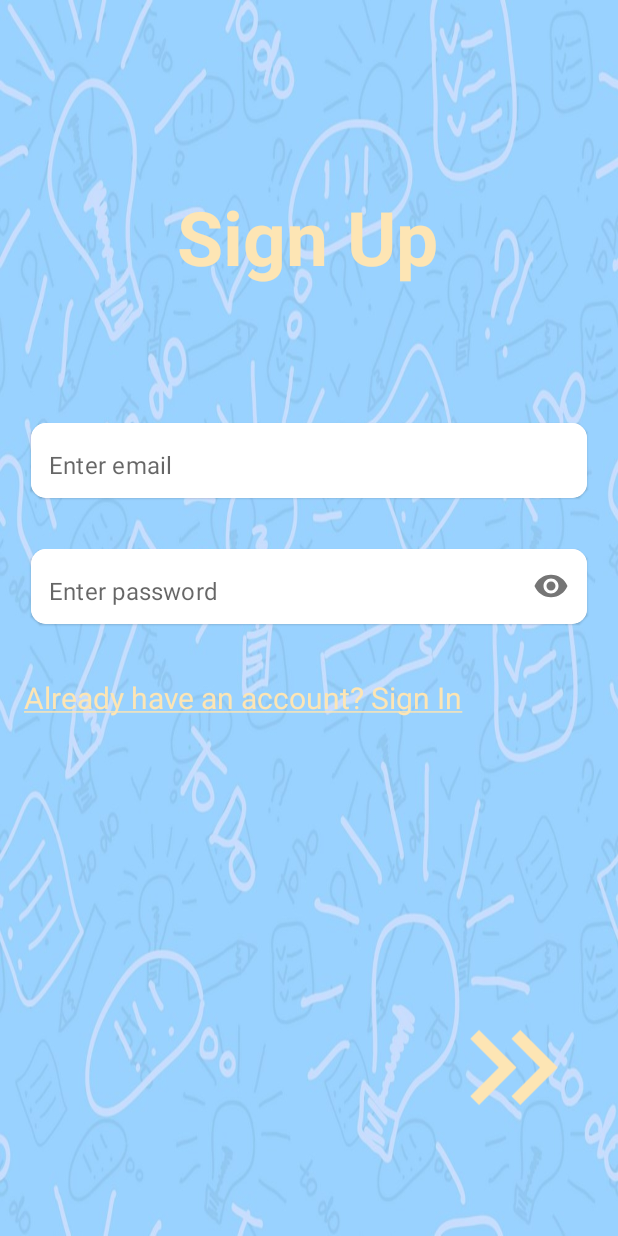
After one commit to TanishqPokharia/TaskEase, an Android app: the fragment SignupFragment shown on its own in the app's theme, on a phone screen of 412 x 824 dp. The commit adds this screen. Run offline under Robolectric (Android 15) with nearby library versions, the phone set to English and light mode, and no system bars; our stand-ins replace Firebase (no records; nobody signed in at launch, a user with empty details on screens opened directly); 1 statement that could not run was skipped.

Commit message:
Added SignIn and SignUp Functionality with firebase authentication

```diff
--- /dev/null
+++ b/app/src/main/java/com/tanishq/todolist/fragments/SignupFragment.kt
@@ -0,0 +1,82 @@
+package com.tanishq.todolist.fragments
+
+import android.os.Bundle
+import androidx.fragment.app.Fragment
+import android.view.LayoutInflater
+import android.view.View
+import android.view.ViewGroup
+import android.widget.Toast
+import androidx.navigation.NavController
+import androidx.navigation.Navigation
+import com.google.android.gms.tasks.OnCompleteListener
+import com.google.firebase.auth.FirebaseAuth
+import com.tanishq.todolist.R
+import com.tanishq.todolist.databinding.FragmentSignupBinding
+
+
+class SignupFragment : Fragment() {
+
+    private lateinit var auth: FirebaseAuth
+    private lateinit var navController: NavController
+    private lateinit var binding: FragmentSignupBinding
+
+    override fun onCreateView(
+        inflater: LayoutInflater, container: ViewGroup?,
+        savedInstanceState: Bundle?
+    ): View? {
+        binding = FragmentSignupBinding.inflate(inflater, container, false)
+        return binding.root
+    }
+
+    override fun onViewCreated(view: View, savedInstanceState: Bundle?) {
+        super.onViewCreated(view, savedInstanceState)
+
+        init(view)
+        registerEvents()
+    }
+
+    private fun init(view: View) {
+        navController = Navigation.findNavController(view)
+        auth = FirebaseAuth.getInstance()
+    }
+
+    private fun registerEvents() {
+        binding.imageViewnextbtn.setOnClickListener {
+            val email = binding.email.text.toString().trim()
+            val pass = binding.pass.text.toString().trim()
+
+            if (email.isNotEmpty() && pass.isNotEmpty()) {
+                binding.progressbar.visibility = View.VISIBLE
+                auth.createUserWithEmailAndPassword(email, pass).addOnCompleteListener(
+                    OnCompleteListener {
+                        if (it.isSuccessful) {
+                            Toast.makeText(
+                                requireContext(),
+                                "Registered Succssfully",
+                                Toast.LENGTH_SHORT
+                            ).show()
+                            navController.navigate(R.id.action_signupFragment_to_homeFragment)
+                        } else {
+                            Toast.makeText(
+                                requireContext(),
+                                it.exception?.message,
+                                Toast.LENGTH_SHORT
+                            ).show()
+                        }
+                        binding.progressbar.visibility = View.GONE
+                    })
+            }else{
+                Toast.makeText(
+                    requireContext(),
+                    "Error: Empty fields",
+                    Toast.LENGTH_SHORT
+                ).show()
+            }
+
+        }
+
+        binding.textView2.setOnClickListener{
+            navController.navigate(R.id.action_signupFragment_to_signInFragment)
+        }
+    }
+}
--- /dev/null
+++ b/app/src/main/res/anim/zoom_in.xml
@@ -0,0 +1,4 @@
+<?xml version="1.0" encoding="utf-8"?>
+<set xmlns:android="http://schemas.android.com/apk/res/android">
+
+</set>
--- /dev/null
+++ b/app/src/main/res/drawable/baseline_keyboard_double_arrow_right_24.xml
@@ -0,0 +1,6 @@
+<vector android:height="24dp" android:tint="#FDE5B4"
+    android:viewportHeight="24" android:viewportWidth="24"
+    android:width="24dp" xmlns:android="http://schemas.android.com/apk/res/android">
+    <path android:fillColor="@android:color/white" android:pathData="M6.41,6l-1.41,1.41l4.58,4.59l-4.58,4.59l1.41,1.41l6,-6z"/>
+    <path android:fillColor="@android:color/white" android:pathData="M13,6l-1.41,1.41l4.58,4.59l-4.58,4.59l1.41,1.41l6,-6z"/>
+</vector>
--- /dev/null
+++ b/app/src/main/res/layout/fragment_signup.xml
@@ -0,0 +1,141 @@
+<?xml version="1.0" encoding="utf-8"?>
+<androidx.constraintlayout.widget.ConstraintLayout xmlns:android="http://schemas.android.com/apk/res/android"
+    xmlns:app="http://schemas.android.com/apk/res-auto"
+    xmlns:tools="http://schemas.android.com/tools"
+    android:layout_width="match_parent"
+    android:layout_height="match_parent"
+    android:background="@drawable/app_bg"
+    tools:context=".fragments.SignupFragment">
+
+    <TextView
+        android:id="@+id/textView"
+        android:layout_width="wrap_content"
+        android:layout_height="wrap_content"
+        android:layout_marginTop="124dp"
+        android:text="@string/sign_up"
+        android:textColor="@color/peach"
+        android:textSize="50sp"
+        android:textStyle="bold"
+        app:layout_constraintEnd_toEndOf="parent"
+        app:layout_constraintHorizontal_bias="0.497"
+        app:layout_constraintStart_toStartOf="parent"
+        app:layout_constraintTop_toTopOf="parent" />
+
+    <com.google.android.material.card.MaterialCardView
+        android:id="@+id/materialCardView"
+        android:layout_width="0dp"
+        android:layout_height="wrap_content"
+        android:layout_marginHorizontal="15dp"
+        android:layout_marginTop="276dp"
+        android:layout_marginBottom="277dp"
+        android:elevation="10dp"
+        app:cardCornerRadius="10dp"
+        app:cardUseCompatPadding="true"
+        app:flow_horizontalBias="0.5"
+        app:layout_constraintBottom_toTopOf="@+id/imageViewnextbtn"
+        app:layout_constraintEnd_toEndOf="parent"
+        app:layout_constraintHorizontal_bias="0.0"
+        app:layout_constraintStart_toStartOf="parent"
+        app:layout_constraintTop_toTopOf="parent">
+
+        <com.google.android.material.textfield.TextInputLayout
+            android:layout_width="match_parent"
+            android:layout_height="50dp"
+            app:boxStrokeWidth="0dp"
+            app:boxStrokeWidthFocused="0dp"
+            app:hintEnabled="false">
+
+
+            <com.google.android.material.textfield.TextInputEditText
+                android:id="@+id/email"
+                android:layout_width="match_parent"
+                android:layout_height="match_parent"
+                android:background="@color/white"
+                android:hint="@string/enter_email"
+                android:inputType="textEmailAddress"
+                android:paddingStart="12dp"
+                android:paddingTop="15dp" />
+
+        </com.google.android.material.textfield.TextInputLayout>
+
+
+    </com.google.android.material.card.MaterialCardView>
+
+    <com.google.android.material.card.MaterialCardView
+        android:id="@+id/materialCardView2"
+        android:layout_width="0dp"
+        android:layout_height="wrap_content"
+        android:layout_marginHorizontal="15dp"
+        android:layout_marginTop="360dp"
+        android:elevation="10dp"
+        app:cardCornerRadius="10dp"
+        app:cardUseCompatPadding="true"
+        app:flow_horizontalBias="0.5"
+        app:layout_constraintEnd_toEndOf="parent"
+        app:layout_constraintHorizontal_bias="0.517"
+        app:layout_constraintStart_toStartOf="parent"
+        app:layout_constraintTop_toTopOf="parent">
+
+        <com.google.android.material.textfield.TextInputLayout
+            android:layout_width="match_parent"
+            android:layout_height="50dp"
+            app:boxStrokeWidth="0dp"
+            app:boxStrokeWidthFocused="0dp"
+            app:passwordToggleEnabled="true"
+            app:hintEnabled="false">
+
+
+            <com.google.android.material.textfield.TextInputEditText
+                android:id="@+id/pass"
+                android:layout_width="match_parent"
+                android:layout_height="match_parent"
+                android:background="@color/white"
+                android:hint="@string/enter_password"
+                android:inputType="textPassword"
+                android:paddingStart="12dp"
+                android:paddingTop="15dp" />
+
+        </com.google.android.material.textfield.TextInputLayout>
+
+
+    </com.google.android.material.card.MaterialCardView>
+
+    <TextView
+        android:id="@+id/textView2"
+        android:layout_width="wrap_content"
+        android:layout_height="wrap_content"
+        android:layout_marginStart="16dp"
+        android:layout_marginTop="29dp"
+        android:text="@string/already_have_an_account_sign_in"
+        android:textColor="@color/peach"
+        android:textSize="20sp"
+        app:layout_constraintStart_toStartOf="parent"
+        app:layout_constraintTop_toBottomOf="@+id/materialCardView2"
+        />
+
+    <ImageView
+        android:id="@+id/imageViewnextbtn"
+        android:layout_width="100dp"
+        android:layout_height="0dp"
+        android:layout_marginEnd="19dp"
+        android:layout_marginBottom="16dp"
+        android:src="@drawable/baseline_keyboard_double_arrow_right_24"
+        app:layout_constraintBottom_toBottomOf="parent"
+        app:layout_constraintEnd_toEndOf="parent"
+        app:layout_constraintTop_toBottomOf="@+id/materialCardView"
+        android:contentDescription="@string/proceed_image_button" />
+
+    <ProgressBar
+        android:id="@+id/progressbar"
+        android:layout_width="105dp"
+        android:layout_height="97dp"
+        android:layout_marginTop="40dp"
+        android:visibility="gone"
+        android:layout_marginEnd="52dp"
+        app:flow_horizontalBias="0.5"
+        app:layout_constraintEnd_toEndOf="@+id/textView2"
+        app:layout_constraintTop_toBottomOf="@+id/textView2"
+        android:indeterminateTint="@color/peach"/>
+
+
+</androidx.constraintlayout.widget.ConstraintLayout>
--- a/app/src/main/res/values/strings.xml
+++ b/app/src/main/res/values/strings.xml
@@ -1,5 +1,13 @@
 <resources>
     <string name="app_name">TaskEase</string>
-    <!-- TODO: Remove or change this placeholder text -->
     <string name="hello_blank_fragment">Hello blank fragment</string>
+    <string name="sign_up">Sign Up</string>
+    <string name="enter_password">Enter password</string>
+    <string name="enter_email">Enter email</string>
+    <string name="already_have_an_account_sign_in"><u>Already have an account? Sign In</u></string>
+    <string name="proceed_image_button">Proceed image button</string>
+    <string name="sign_in">Sign In</string>
+    <string name="do_not_have_an_account_sign_up"><u>Do not have an account? Sign Up</u></string>
+    <string name="log_out">Log Out</string>
+    <string name="fab_button">fab button</string>
 </resources>
```
Also changed, not shown: app/src/main/java/com/tanishq/todolist/fragments/HomeFragment.kt (+15 -12 lines), app/src/main/java/com/tanishq/todolist/fragments/SignInFragment.kt (added, +85 -0 lines), app/src/main/java/com/tanishq/todolist/fragments/SplashFragment.kt (+12 -5 lines), app/src/main/res/layout/fragment_home.xml (+17 -5 lines), app/src/main/res/layout/fragment_sign_in.xml (added, +140 -0 lines), app/src/main/res/navigation/nav_graph.xml (+45 -2 lines).
